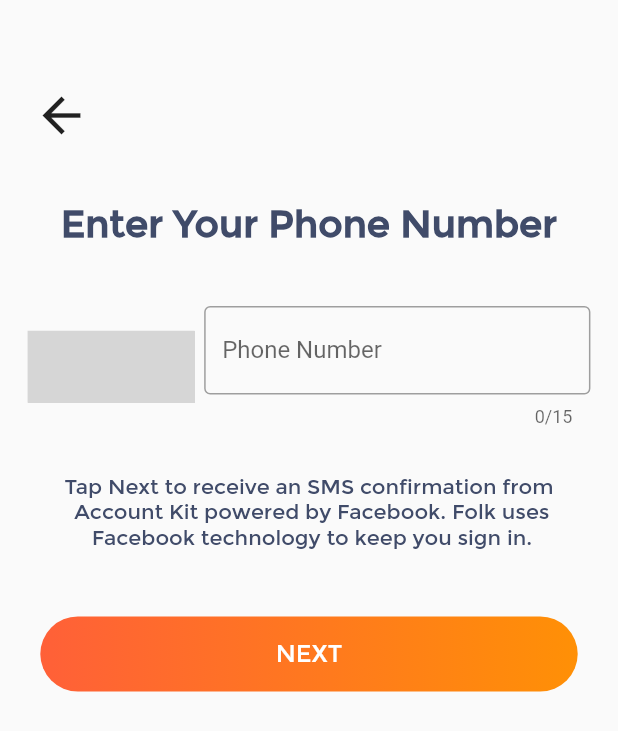
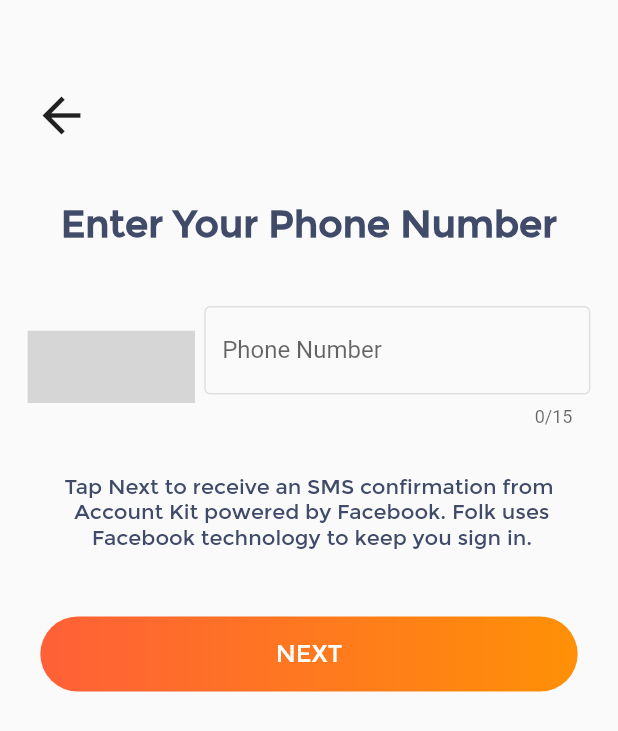
Before and after one commit to sudeshfer/folk, a Flutter app: the PhoneLogin screen opened by its route, on a phone screen of 412 x 824 dp. Shown: the top 731 px of the screen. Run offline on Flutter 3.47's test engine with Material 2 defaults, Android fonts, the phone set to English and light mode, and no system bars; our stand-ins replace flutter_datetime_picker, font_awesome_flutter, image_cropper, image_picker; missing offline and left inert: flutter_alert, flutter_country_picker, flutter_facebook_login, sms; grey boxes are pictures that could not be loaded.

Commit message:
fixed the textfield border color

```diff
--- a/lib/Screens/Login/phone_login.dart
+++ b/lib/Screens/Login/phone_login.dart
@@ -128,11 +128,11 @@ class _PhoneLoginState extends State<PhoneLogin> {
                                 errorBorder: _errorTxt.isEmpty
                                     ? OutlineInputBorder(
                                         borderSide:
-                                            new BorderSide(color: Colors.grey))
+                                            new BorderSide(color: Color(0xFFE0E0E0)))
                                     : null,
                                 focusedBorder: OutlineInputBorder(
                                     borderSide:
-                                        BorderSide(color: Colors.green))),
+                                        BorderSide(color: Color(0xFFE0E0E0)))),
                           ),
                         ),
                       ],
```
